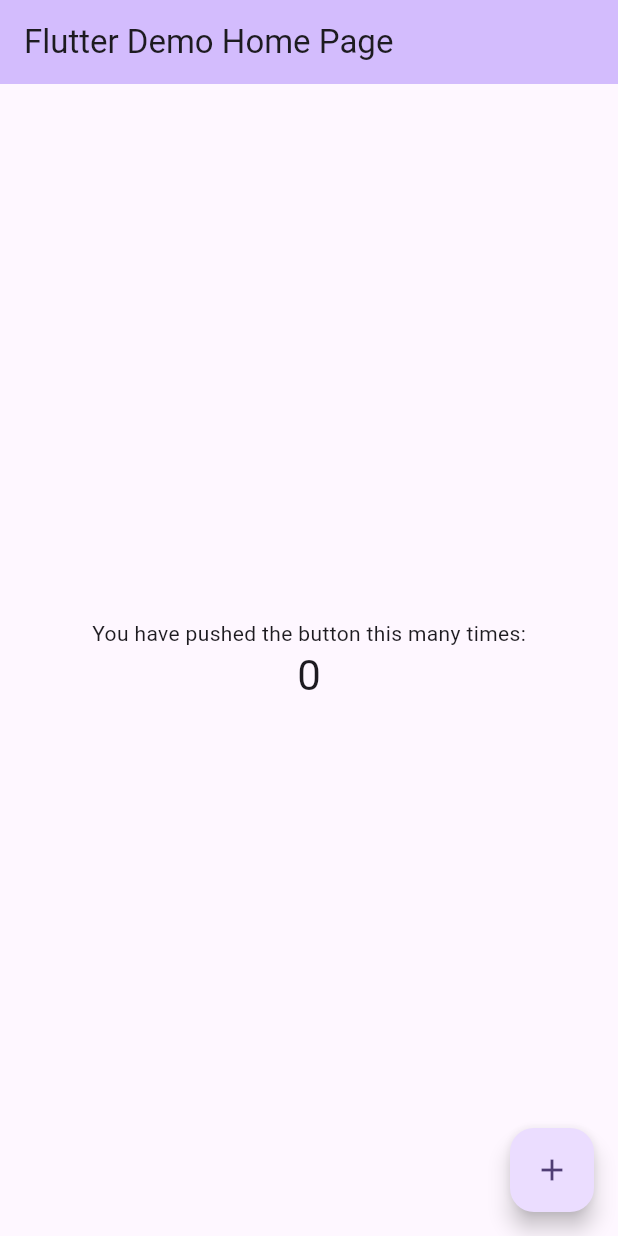
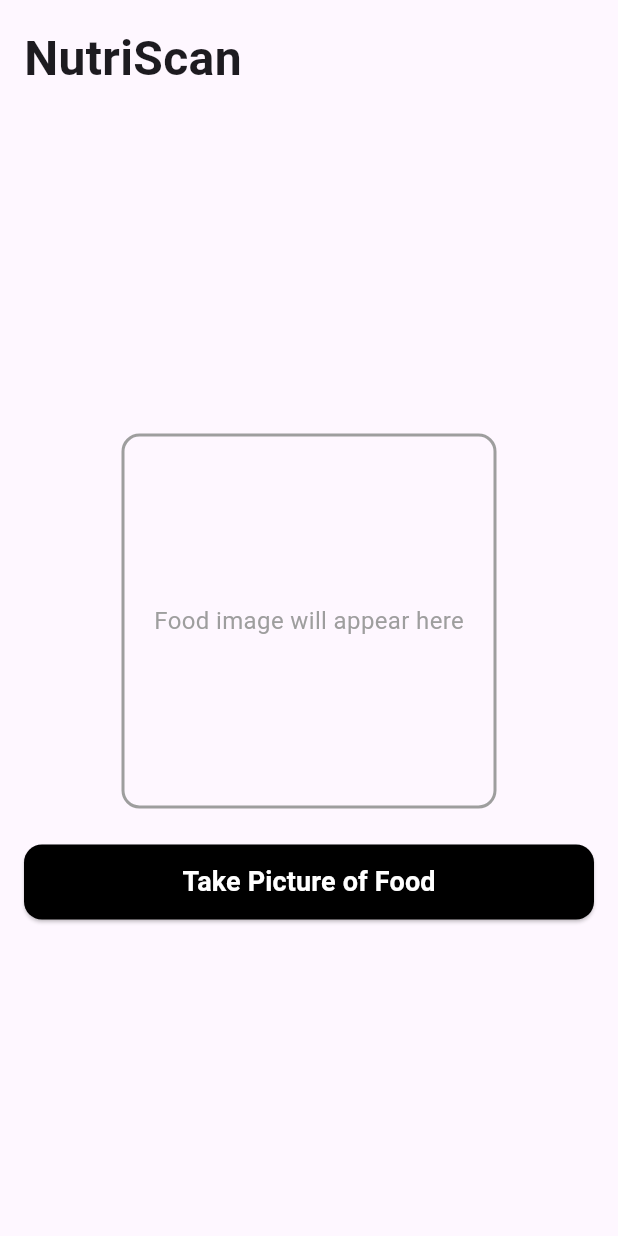
Before and after one commit to shivamspatel/NutriScan, a Flutter app: the screen it shows after launch, on a phone screen of 412 x 824 dp. Run offline on Flutter 3.47's test engine with Material 3 defaults, Android fonts, the light colour scheme and no system bars; our stand-ins replace image_picker.

Commit message:
adding display

```diff
--- a/lib/main.dart
+++ b/lib/main.dart
@@ -1,4 +1,9 @@
 import 'package:flutter/material.dart';
+import 'package:image_picker/image_picker.dart';
+import 'package:http/http.dart' as http;
+import 'dart:io';
+import 'dart:convert';
+import 'nutrition_details_sheet.dart';
 
 void main() {
   runApp(const MyApp());
@@ -7,116 +12,203 @@ void main() {
 class MyApp extends StatelessWidget {
   const MyApp({super.key});
 
-  // This widget is the root of your application.
   @override
   Widget build(BuildContext context) {
     return MaterialApp(
-      title: 'Flutter Demo',
-      theme: ThemeData(
-        // This is the theme of your application.
-        //
-        // TRY THIS: Try running your application with "flutter run". You'll see
-        // the application has a purple toolbar. Then, without quitting the app,
-        // try changing the seedColor in the colorScheme below to Colors.green
-        // and then invoke "hot reload" (save your changes or press the "hot
-        // reload" button in a Flutter-supported IDE, or press "r" if you used
-        // the command line to start the app).
-        //
-        // Notice that the counter didn't reset back to zero; the application
-        // state is not lost during the reload. To reset the state, use hot
-        // restart instead.
-        //
-        // This works for code too, not just values: Most code changes can be
-        // tested with just a hot reload.
-        colorScheme: ColorScheme.fromSeed(seedColor: Colors.deepPurple),
-      ),
-      home: const MyHomePage(title: 'Flutter Demo Home Page'),
+      debugShowCheckedModeBanner: false,
+      title: 'NutriScan',
+      theme: ThemeData(primarySwatch: Colors.blue, useMaterial3: true),
+      home: const HomePage(),
     );
   }
 }
 
-class MyHomePage extends StatefulWidget {
-  const MyHomePage({super.key, required this.title});
-
-  // This widget is the home page of your application. It is stateful, meaning
-  // that it has a State object (defined below) that contains fields that affect
-  // how it looks.
-
-  // This class is the configuration for the state. It holds the values (in this
-  // case the title) provided by the parent (in this case the App widget) and
-  // used by the build method of the State. Fields in a Widget subclass are
-  // always marked "final".
-
-  final String title;
+class HomePage extends StatefulWidget {
+  const HomePage({super.key});
 
   @override
-  State<MyHomePage> createState() => _MyHomePageState();
+  State<HomePage> createState() => _HomePageState();
 }
 
-class _MyHomePageState extends State<MyHomePage> {
-  int _counter = 0;
+class _HomePageState extends State<HomePage> {
+  File? _imageFile;
+  bool _isLoading = false;
 
-  void _incrementCounter() {
+  Future<void> _takePicture() async {
+    try {
+      final ImagePicker picker = ImagePicker();
+      final XFile? photo = await picker.pickImage(
+        source: ImageSource.camera,
+        preferredCameraDevice: CameraDevice.rear,
+      );
+
+      if (photo == null) return;
+
+      setState(() {
+        _imageFile = File(photo.path);
+      });
+
+      await _sendImageToAPI();
+    } catch (e) {
+      ScaffoldMessenger.of(
+        context,
+      ).showSnackBar(SnackBar(content: Text('Error taking picture: $e')));
+    }
+  }
+
+  Future<void> _sendImageToAPI() async {
+    if (_imageFile == null) return;
+
     setState(() {
-      // This call to setState tells the Flutter framework that something has
-      // changed in this State, which causes it to rerun the build method below
-      // so that the display can reflect the updated values. If we changed
-      // _counter without calling setState(), then the build method would not be
-      // called again, and so nothing would appear to happen.
-      _counter++;
+      _isLoading = true;
     });
+
+    try {
+      var request = http.MultipartRequest(
+        'POST',
+        Uri.parse('https://api.spoonacular.com/food/images/analyze'),
+      );
+
+      request.headers['x-api-key'] = 'YOUR_SPOONACULAR_API_KEY';
+      request.files.add(
+        await http.MultipartFile.fromPath('file', _imageFile!.path),
+      );
+
+      var streamedResponse = await request.send();
+      var response = await http.Response.fromStream(streamedResponse);
+
+      if (response.statusCode == 200) {
+        final data = json.decode(response.body);
+
+        if (data['nutrition'] != null) {
+          // Show bottom sheet with nutrition details
+          if (!mounted) return;
+          showModalBottomSheet(
+            context: context,
+            isScrollControlled: true,
+            backgroundColor: Colors.transparent,
+            builder:
+                (context) => DraggableScrollableSheet(
+                  initialChildSize: 0.75,
+                  minChildSize: 0.5,
+                  maxChildSize: 0.95,
+                  builder:
+                      (context, scrollController) => NutritionDetailsSheet(
+                        imageFile: _imageFile!,
+                        nutritionData: data['nutrition'],
+                      ),
+                ),
+          );
+        } else {
+          throw Exception('No nutrition data found');
+        }
+      } else {
+        throw Exception('Failed to analyze image: ${response.statusCode}');
+      }
+    } catch (e) {
+      if (!mounted) return;
+      ScaffoldMessenger.of(
+        context,
+      ).showSnackBar(SnackBar(content: Text('Error analyzing image: $e')));
+    } finally {
+      setState(() {
+        _isLoading = false;
+      });
+    }
   }
 
   @override
   Widget build(BuildContext context) {
-    // This method is rerun every time setState is called, for instance as done
-    // by the _incrementCounter method above.
-    //
-    // The Flutter framework has been optimized to make rerunning build methods
-    // fast, so that you can just rebuild anything that needs updating rather
-    // than having to individually change instances of widgets.
     return Scaffold(
-      appBar: AppBar(
-        // TRY THIS: Try changing the color here to a specific color (to
-        // Colors.amber, perhaps?) and trigger a hot reload to see the AppBar
-        // change color while the other colors stay the same.
-        backgroundColor: Theme.of(context).colorScheme.inversePrimary,
-        // Here we take the value from the MyHomePage object that was created by
-        // the App.build method, and use it to set our appbar title.
-        title: Text(widget.title),
-      ),
-      body: Center(
-        // Center is a layout widget. It takes a single child and positions it
-        // in the middle of the parent.
-        child: Column(
-          // Column is also a layout widget. It takes a list of children and
-          // arranges them vertically. By default, it sizes itself to fit its
-          // children horizontally, and tries to be as tall as its parent.
-          //
-          // Column has various properties to control how it sizes itself and
-          // how it positions its children. Here we use mainAxisAlignment to
-          // center the children vertically; the main axis here is the vertical
-          // axis because Columns are vertical (the cross axis would be
-          // horizontal).
-          //
-          // TRY THIS: Invoke "debug painting" (choose the "Toggle Debug Paint"
-          // action in the IDE, or press "p" in the console), to see the
-          // wireframe for each widget.
-          mainAxisAlignment: MainAxisAlignment.center,
-          children: <Widget>[
-            const Text('You have pushed the button this many times:'),
-            Text(
-              '$_counter',
-              style: Theme.of(context).textTheme.headlineMedium,
-            ),
-          ],
+      body: SafeArea(
+        child: Padding(
+          padding: const EdgeInsets.all(16.0),
+          child: Column(
+            crossAxisAlignment: CrossAxisAlignment.start,
+            children: [
+              // NutriScan Header
+              const Text(
+                'NutriScan',
+                style: TextStyle(fontSize: 32.0, fontWeight: FontWeight.bold),
+              ),
+              const SizedBox(height: 32.0), // Spacing after header
+              // Center the remaining content
+              Expanded(
+                child: Column(
+                  mainAxisAlignment: MainAxisAlignment.center,
+                  children: [
+                    // Placeholder for the image
+                    SizedBox(
+                      width: 250.0,
+                      height: 250.0,
+                      child: AspectRatio(
+                        aspectRatio: 1, // Square aspect ratio
+                        child: Container(
+                          decoration: BoxDecoration(
+                            border: Border.all(color: Colors.grey, width: 2.0),
+                            borderRadius: BorderRadius.circular(12.0),
+                          ),
+                          child:
+                              _imageFile != null
+                                  ? ClipRRect(
+                                    borderRadius: BorderRadius.circular(12.0),
+                                    child: Image.file(
+                                      _imageFile!,
+                                      fit: BoxFit.cover,
+                                    ),
+                                  )
+                                  : const Center(
+                                    child: Text(
+                                      'Food image will appear here',
+                                      style: TextStyle(
+                                        color: Colors.grey,
+                                        fontSize: 16.0,
+                                      ),
+                                    ),
+                                  ),
+                        ),
+                      ),
+                    ),
+                    const SizedBox(height: 24.0), // Proper spacing
+                    // Camera button with minimum 44x44 touch target
+                    SizedBox(
+                      width: double.infinity,
+                      height: 50.0, // Ensuring minimum 44pt height
+                      child: ElevatedButton(
+                        onPressed: _isLoading ? null : _takePicture,
+                        style: ElevatedButton.styleFrom(
+                          backgroundColor: Colors.black,
+                          foregroundColor: Colors.white,
+                          shape: RoundedRectangleBorder(
+                            borderRadius: BorderRadius.circular(12.0),
+                          ),
+                        ),
+                        child:
+                            _isLoading
+                                ? const SizedBox(
+                                  width: 24,
+                                  height: 24,
+                                  child: CircularProgressIndicator(
+                                    color: Colors.white,
+                                    strokeWidth: 2.0,
+                                  ),
+                                )
+                                : const Text(
+                                  'Take Picture of Food',
+                                  style: TextStyle(
+                                    fontSize: 18.0,
+                                    fontWeight: FontWeight.bold,
+                                  ),
+                                ),
+                      ),
+                    ),
+                  ],
+                ),
+              ),
+            ],
+          ),
         ),
       ),
-      floatingActionButton: FloatingActionButton(
-        onPressed: _incrementCounter,
-        tooltip: 'Increment',
-        child: const Icon(Icons.add),
-      ), // This trailing comma makes auto-formatting nicer for build methods.
     );
   }
 }
--- a/pubspec.yaml
+++ b/pubspec.yaml
@@ -2,7 +2,7 @@ name: nutri_scan
 description: "A new Flutter project."
 # The following line prevents the package from being accidentally published to
 # pub.dev using `flutter pub publish`. This is preferred for private packages.
-publish_to: 'none' # Remove this line if you wish to publish to pub.dev
+publish_to: "none" # Remove this line if you wish to publish to pub.dev
 
 # The following defines the version and build number for your application.
 # A version number is three numbers separated by dots, like 1.2.43
@@ -34,6 +34,7 @@ dependencies:
   # The following adds the Cupertino Icons font to your application.
   # Use with the CupertinoIcons class for iOS style icons.
   cupertino_icons: ^1.0.8
+  image_picker: ^1.0.7
 
 dev_dependencies:
   flutter_test:
@@ -51,7 +52,6 @@ dev_dependencies:
 
 # The following section is specific to Flutter packages.
 flutter:
-
   # The following line ensures that the Material Icons font is
   # included with your application, so that you can use the icons in
   # the material Icons class.
```
Also changed, not shown: lib/nutrition_details_sheet.dart (added, +165 -0 lines), pubspec.lock, 13 other files.
